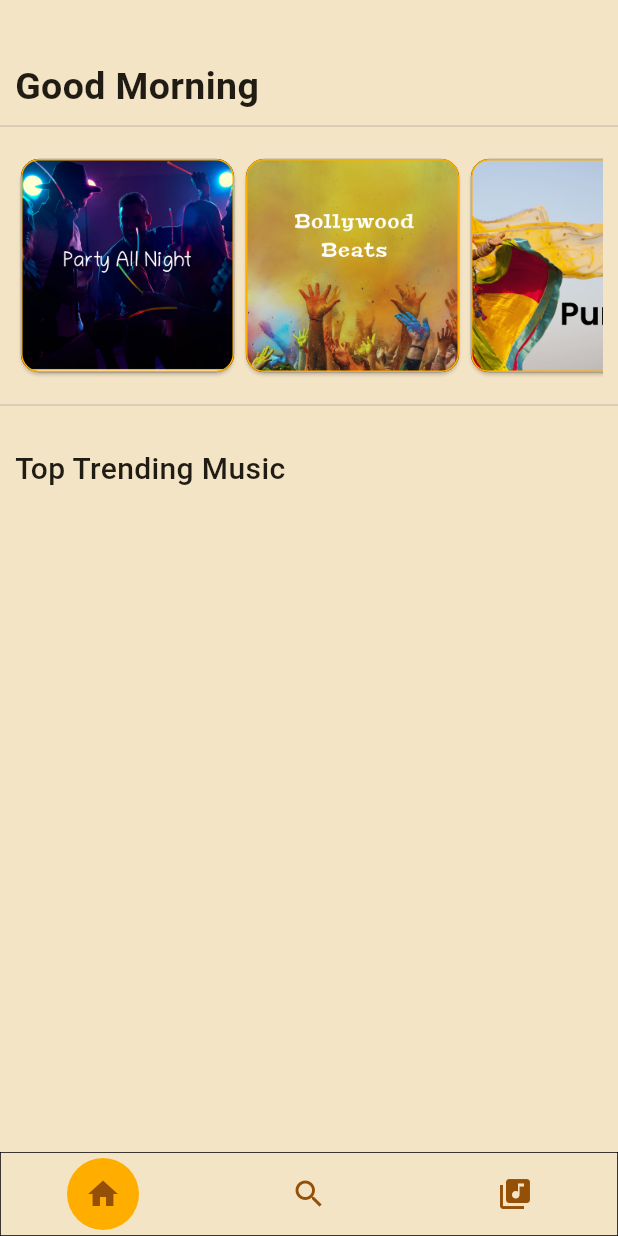
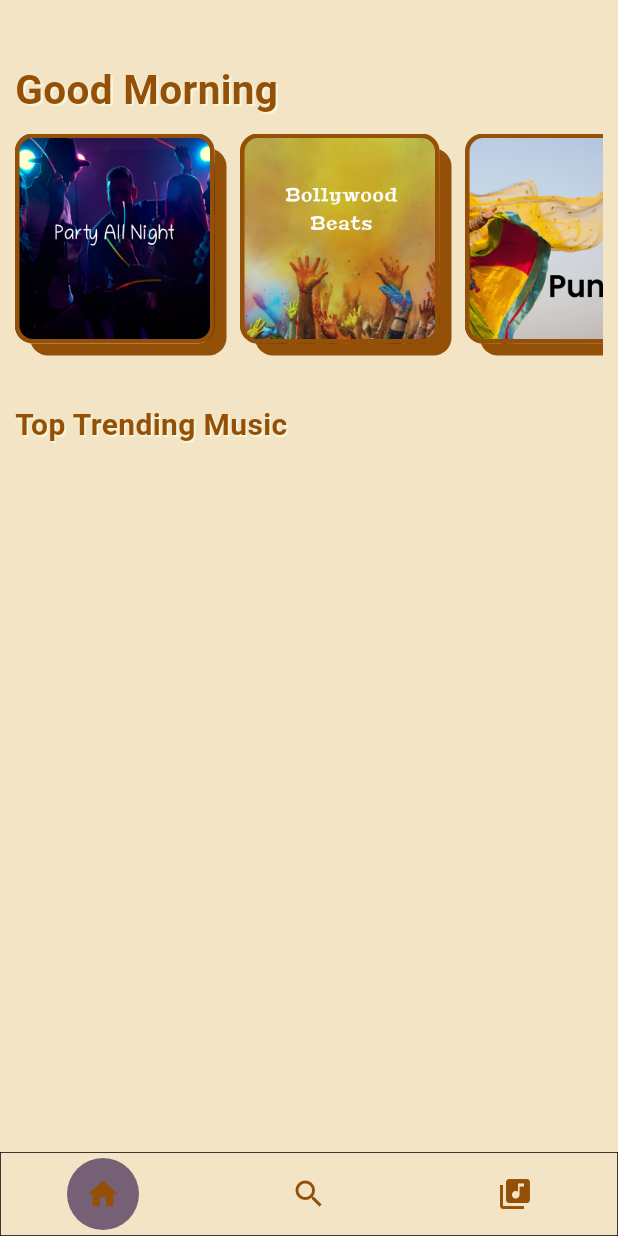
Before and after one commit to burhanuddin-limdi/limusic, a Flutter app: the screen it shows after launch, on a phone screen of 412 x 824 dp. Run offline on Flutter 3.47's test engine with Material 2 defaults, Android fonts, the phone set to English and light mode, and no system bars; drawn by our look-alikes of flutter_snake_navigationbar; our stand-ins replace bloc, flutter_bloc, hive, hive_flutter, just_audio, rxdart; missing offline and left inert: youtube_explode_dart; accounts and stored records are empty.

Commit message:
home page redesigned

```diff
--- a/lib/pages/home_page.dart
+++ b/lib/pages/home_page.dart
@@ -22,15 +22,23 @@ class HomePageState extends State<HomePage> {
               padding: const EdgeInsets.only(top: 40, left: 10),
               child: Text(
                 greetings(),
-                style: const TextStyle(
+                style: TextStyle(
                   fontWeight: FontWeight.w600,
-                  fontSize: 25,
+                  fontSize: 27,
+                  color: Theme.of(context).colorScheme.primary,
+                  shadows: [
+                    Shadow(
+                        color: Theme.of(context).colorScheme.secondary,
+                        offset: const Offset(1.5, 1.5),
+                        // spreadRadius: -1,
+                        blurRadius: 0)
+                  ],
                 ),
                 textAlign: TextAlign.start,
               ),
             ),
           ),
-          const Divider(),
+          // const Divider(),
           Padding(
             padding: EdgeInsets.all(10.0),
             child: SizedBox(
@@ -41,16 +49,24 @@ class HomePageState extends State<HomePage> {
               ),
             ),
           ),
-          const Divider(),
+          // const Divider(),
           Container(
             alignment: const Alignment(-1, 0),
-            child: const Padding(
+            child: Padding(
               padding: EdgeInsets.only(top: 20, left: 10),
               child: Text(
                 'Top Trending Music',
                 style: TextStyle(
-                  fontWeight: FontWeight.w500,
+                  fontWeight: FontWeight.w600,
                   fontSize: 20,
+                  color: Theme.of(context).colorScheme.primary,
+                  shadows: [
+                    Shadow(
+                        color: Theme.of(context).colorScheme.secondary,
+                        offset: const Offset(1, 1),
+                        // spreadRadius: -1,
+                        blurRadius: 0)
+                  ],
                 ),
                 textAlign: TextAlign.start,
               ),
--- a/lib/style/theme.dart
+++ b/lib/style/theme.dart
@@ -2,11 +2,11 @@ import 'package:flutter/material.dart';
 
 ThemeData themeData() => ThemeData(
       colorScheme: ColorScheme.fromSeed(
-        seedColor: const Color(0xffffae00),
-        primary: const Color(0xff955007),
-        secondary: const Color(0xfff6f6da),
-        tertiary: const Color(0xffffae00),
-      ),
+          seedColor: const Color(0xffffae00),
+          primary: const Color(0xff955007),
+          secondary: const Color(0xfff6f6da),
+          // tertiary: Colors.black,
+          tertiary: Color(0xff766076)),
       scaffoldBackgroundColor: const Color(0xfff4e4c6),
       primaryColor: const Color(0xff955007),
       useMaterial3: true,
--- a/lib/widgets/playlist_card.dart
+++ b/lib/widgets/playlist_card.dart
@@ -19,20 +19,22 @@ class PlaylistCard extends StatelessWidget {
           child: SizedBox(
             width: 150.0,
             height: 150.0,
-            child: Card(
-              // color: Theme.of(context).colorScheme.primary,
-              shape: RoundedRectangleBorder(
-                side: BorderSide(
-                  color: Theme.of(context).colorScheme.tertiary,
-                ),
-                borderRadius: BorderRadius.all(Radius.circular(12)),
-              ),
             child: Container(
-                width: 600,
-                height: 600,
+              // width: 700,
+              // height: 00,
+              margin:
+                  const EdgeInsets.only(left: 0, right: 17, top: 0, bottom: 10),
               decoration: BoxDecoration(
                 borderRadius: BorderRadius.circular(12),
-                  border: Border.all(color: Colors.black, width: 0.5),
+                border: Border.all(
+                    color: Theme.of(context).colorScheme.primary, width: 3),
+                boxShadow: [
+                  BoxShadow(
+                      color: Theme.of(context).colorScheme.primary,
+                      offset: const Offset(9, 9),
+                      spreadRadius: -1,
+                      blurRadius: 0)
+                ],
                 image: DecorationImage(
                   image: AssetImage(
                       'assets/playlist_thumbnails/${playlist['name']}.png'),
@@ -40,16 +42,6 @@ class PlaylistCard extends StatelessWidget {
                 ),
               ),
             ),
-              // child: Center(
-              //   child: Text(
-              //     playlist['name'],
-              //     style: TextStyle(
-              //         fontSize: 25,
-              //         fontWeight: FontWeight.w600,
-              //         color: Theme.of(context).colorScheme.secondary),
-              //   ),
-              // ),
-            ),
           ),
         );
       },
--- a/lib/widgets/song_bar.dart
+++ b/lib/widgets/song_bar.dart
@@ -12,10 +12,17 @@ class SongBar extends StatelessWidget {
   Widget build(BuildContext context) {
     return Container(
       padding: const EdgeInsets.all(8),
-      margin: const EdgeInsets.only(left: 8, right: 8, top: 0, bottom: 8),
+      margin: const EdgeInsets.only(left: 10, right: 12, top: 0, bottom: 15),
       decoration: BoxDecoration(
+        boxShadow: [
+          BoxShadow(
+              color: Theme.of(context).colorScheme.tertiary,
+              offset: const Offset(8, 8),
+              spreadRadius: -1,
+              blurRadius: 0)
+        ],
         borderRadius: BorderRadius.circular(12),
-        color: Theme.of(context).colorScheme.primary,
+        color: Theme.of(context).colorScheme.secondary,
         border:
             Border.all(color: Theme.of(context).colorScheme.tertiary, width: 2),
       ),
@@ -58,13 +65,13 @@ class SongBar extends StatelessWidget {
                         Container(
                           alignment: Alignment.centerLeft,
                           padding: const EdgeInsets.only(left: 15),
-                          width: 200,
+                          width: 190,
                           child: Expanded(
                             child: Text(
                               overflow: TextOverflow.ellipsis,
                               createTitle(song.title.toString()),
                               style: TextStyle(
-                                color: Theme.of(context).colorScheme.secondary,
+                                color: Theme.of(context).colorScheme.primary,
                                 fontSize: 18,
                                 fontWeight: FontWeight.w700,
                               ),
@@ -76,7 +83,7 @@ class SongBar extends StatelessWidget {
                         ),
                         Container(
                           padding: const EdgeInsets.only(left: 20),
-                          width: 200,
+                          width: 190,
                           child: Text(
                             overflow: TextOverflow.ellipsis,
                             song.author.toString(),
```
Lines whose indentation alone changed are shown as unchanged.
